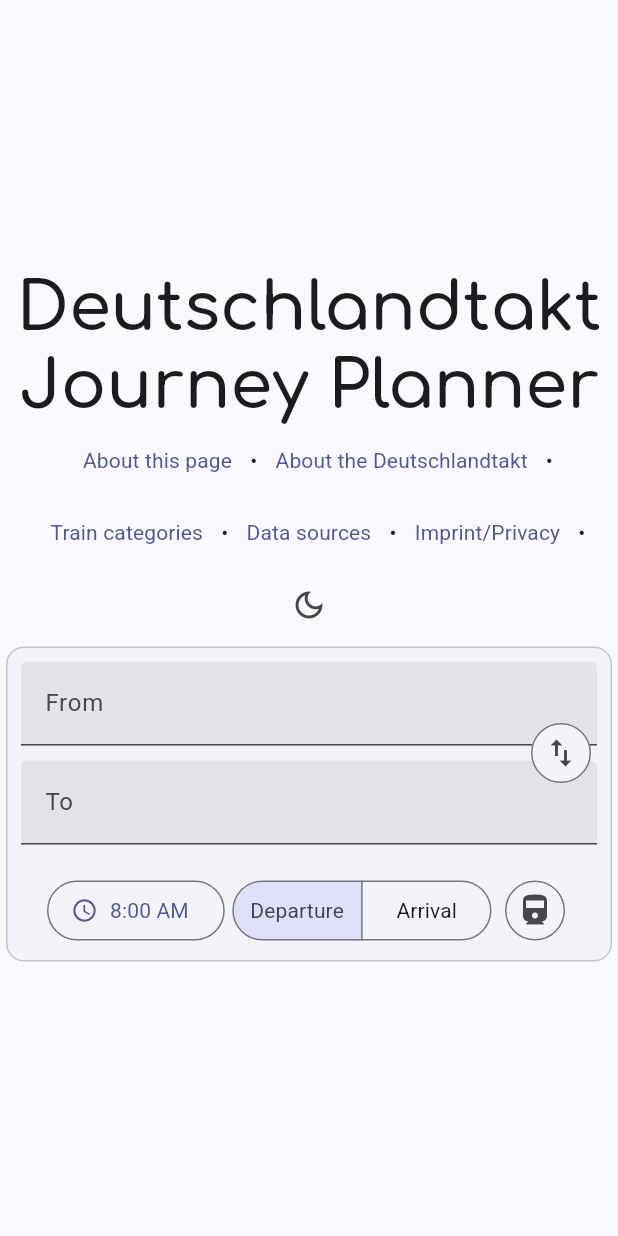
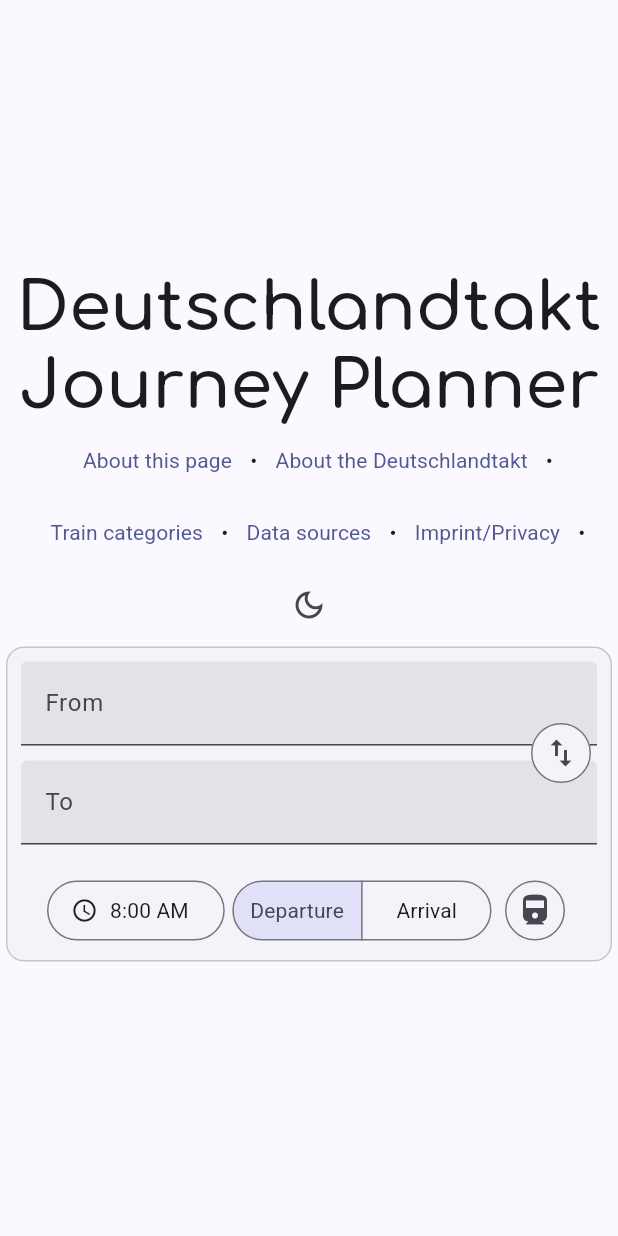
Before and after one commit to schaerfo/dtakt-fahrplan, a Flutter app: the screen it shows after launch, on a phone screen of 412 x 824 dp. Run offline on Flutter 3.47's test engine with Material 3 defaults, Android fonts, the light colour scheme and no system bars; generated files the repository leaves out were written again.

Commit message:
💄 Unify text color of buttons

```diff
--- a/frontend/lib/widgets/search_parameter_input.dart
+++ b/frontend/lib/widgets/search_parameter_input.dart
@@ -131,6 +131,10 @@
         icon: Icon(Icons.access_time),
         label:
             Text(MaterialLocalizations.of(context).formatTimeOfDay(time.value)),
+        style: ButtonStyle(
+          foregroundColor: WidgetStateProperty.resolveWith(
+              (state) => Theme.of(context).colorScheme.onSurface),
+        ),
       ),
     );
   }
```
